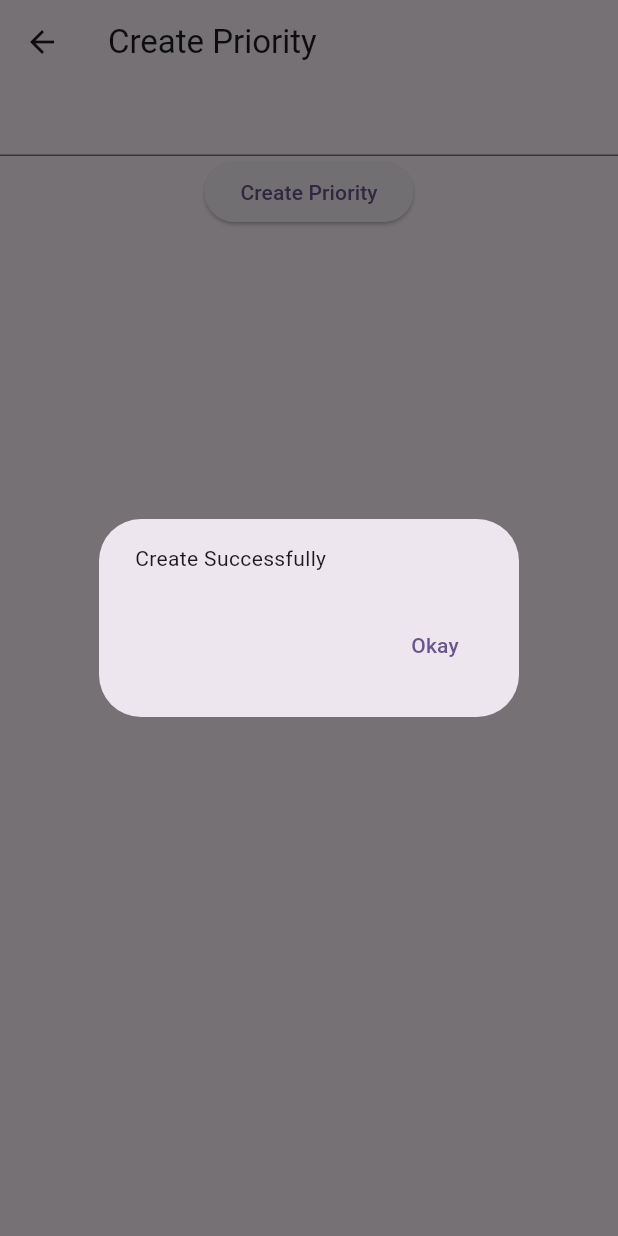
After one commit to AbRehman536/shehram_backend, a Flutter app: the CreatePriority screen opened directly, after a tap on "Create Priority", on a phone screen of 412 x 824 dp. The commit adds this screen. Run offline on Flutter 3.47's test engine with Material 3 defaults, Android fonts, the phone set to English and light mode, and no system bars; our stand-ins replace cloud_firestore, firebase_auth, firebase_core; accounts and stored records are empty.

Commit message:
Priority Task done

```diff
--- /dev/null
+++ b/lib/models/priority.dart
@@ -0,0 +1,29 @@
+// To parse this JSON data, do
+//
+//     final priorityTaskModel = priorityTaskModelFromJson(jsonString);
+
+import 'dart:convert';
+
+class PriorityTaskModel {
+  final String? docId;
+  final String? name;
+  final int? createdAt;
+
+  PriorityTaskModel({
+    this.docId,
+    this.name,
+    this.createdAt,
+  });
+
+  factory PriorityTaskModel.fromJson(Map<String, dynamic> json) => PriorityTaskModel(
+    docId: json["docID"],
+    name: json["name"],
+    createdAt: json["createdAt"],
+  );
+
+  Map<String, dynamic> toJson(String priorityID) => {
+    "docID": priorityID,
+    "name": name,
+    "createdAt": createdAt,
+  };
+}
--- a/lib/models/task.dart
+++ b/lib/models/task.dart
@@ -8,6 +8,7 @@ class TaskModel {
   final String? docId;
   final String? name;
   final String? description;
+  final String? priorityID;
   final bool? isCompleted;
   final int? createdAt;
 
@@ -16,6 +17,7 @@ class TaskModel {
     this.name,
     this.description,
     this.isCompleted,
+    this.priorityID,
     this.createdAt,
   });
 
@@ -23,6 +25,7 @@ class TaskModel {
     docId: json["docID"],
     name: json["name"],
     description: json["description"],
+    priorityID: json["priorityID"],
     isCompleted: json["isCompleted"],
     createdAt: json["createdAt"],
   );
@@ -31,6 +34,7 @@ class TaskModel {
     "docID": taskID,
     "name": name,
     "description": description,
+    "priorityID": priorityID,
     "isCompleted": isCompleted,
     "createdAt": createdAt,
   };
--- /dev/null
+++ b/lib/services/priority.dart
@@ -0,0 +1,51 @@
+import 'package:cloud_firestore/cloud_firestore.dart';
+import 'package:shehram_backend/models/priority.dart';
+
+class PriorityServices{
+  String priorityCollection = "PriorityCollection";
+  ///Create Priority
+  Future createPriority(PriorityTaskModel model)async{
+    DocumentReference documentReference = await FirebaseFirestore.instance
+        .collection(priorityCollection)
+        .doc();
+    return await FirebaseFirestore.instance
+        .collection(priorityCollection)
+        .doc(documentReference.id)
+        .set(model.toJson(documentReference.id));
+  }
+  ///Update Priority
+  Future updatePriority(PriorityTaskModel model)async{
+    return await FirebaseFirestore.instance
+        .collection(priorityCollection)
+        .doc(model.docId)
+        .update({"name" : model.name,});
+  }
+  ///Delete Priority
+  Future deletePriority(String priorityID)async{
+    return await FirebaseFirestore.instance
+        .collection(priorityCollection)
+        .doc(priorityID)
+        .delete();
+  }
+
+  ///get All Priority
+  Stream<List<PriorityTaskModel>> getAllPriority(){
+    return FirebaseFirestore.instance
+        .collection(priorityCollection)
+        .snapshots()
+        .map((priorityList)=> priorityList.docs
+        .map((priorityJson) => PriorityTaskModel.fromJson(priorityJson.data())).toList(),
+    );
+  }
+
+  ///get Priority
+  Future<List<PriorityTaskModel>> getPriority(){
+    return FirebaseFirestore.instance
+        .collection(priorityCollection)
+        .get()
+        .then((priorityList)=> priorityList.docs
+        .map((priorityJson) => PriorityTaskModel.fromJson(priorityJson.data())).toList(),
+    );
+  }
+
+}
--- /dev/null
+++ b/lib/views/create_priority.dart
@@ -0,0 +1,97 @@
+import 'package:flutter/material.dart';
+import 'package:shehram_backend/models/priority.dart';
+import 'package:shehram_backend/services/priority.dart';
+
+class CreatePriority extends StatefulWidget {
+  final PriorityTaskModel model;
+  final bool isUpdateMode;
+  const CreatePriority({super.key, required this.model, required this.isUpdateMode});
+
+  @override
+  State<CreatePriority> createState() => _CreatePriorityState();
+}
+
+class _CreatePriorityState extends State<CreatePriority> {
+  TextEditingController nameController = TextEditingController();
+  bool isLoading = false;
+  @override
+  void initState(){
+    if(widget.isUpdateMode == true)
+    nameController = TextEditingController(
+        text: widget.model.name.toString()
+    );
+  }
+  @override
+  Widget build(BuildContext context) {
+    return Scaffold(
+      appBar: AppBar(
+        title: Text(widget.isUpdateMode ? "Update Priority" : "Create Priority"),
+      ),
+      body: Column(
+        children: [
+          TextField(controller: nameController,),
+          isLoading ? Center(child: CircularProgressIndicator(),)
+              :ElevatedButton(onPressed: ()async{
+                try{
+                  isLoading = true;
+                  setState(() {});
+                  if(widget.isUpdateMode == true){
+                    await PriorityServices().updatePriority(
+                      PriorityTaskModel(
+                        docId: widget.model.docId.toString(),
+                        name: nameController.text,
+                        createdAt: DateTime.now().millisecondsSinceEpoch
+                      )
+                    ).then((val){
+                      isLoading = false;
+                      setState(() {});
+                      showDialog(context: context, builder: (BuildContext context) {
+                        return AlertDialog(
+                          content: Text("Update Successfully"),
+                          actions: [
+                            TextButton(onPressed: (){
+                              Navigator.pop(context);
+                              Navigator.pop(context);
+                            }, child: Text("Okay"))
+                          ],
+                        );
+                    });
+                  });
+                }else{
+                    await PriorityServices().createPriority(
+                        PriorityTaskModel(
+                            name: nameController.text,
+                            createdAt: DateTime.now().millisecondsSinceEpoch
+                        )
+                    ).then((val){
+                      isLoading = false;
+                      setState(() {});
+                      showDialog(context: context, builder: (BuildContext context) {
+                        return AlertDialog(
+                          content: Text("Create Successfully"),
+                          actions: [
+                            TextButton(onPressed: (){
+                              Navigator.pop(context);
+                              Navigator.pop(context);
+                            }, child: Text("Okay"))
+                          ],
+                        );
+                      });
+                    });
+                  }
+
+                }catch(e){
+                  isLoading = false;
+                  setState(() {});
+                  ScaffoldMessenger.of(context)
+                  .showSnackBar(SnackBar(content: Text(e.toString())));
+
+                }
+          }, child: Text(
+            widget.isUpdateMode ? "Update Priority" : "Create Priority"
+          ))
+        ],
+      ),
+    );
+  }
+}
--- a/lib/views/get_all_task.dart
+++ b/lib/views/get_all_task.dart
@@ -2,6 +2,7 @@ import 'package:flutter/material.dart';
 import 'package:provider/provider.dart';
 import 'package:shehram_backend/models/task.dart';
 import 'package:shehram_backend/services/task.dart';
+import 'package:shehram_backend/views/get_priority.dart';
 import 'package:shehram_backend/views/update_task.dart';
 
 class GetAllTask extends StatelessWidget {
@@ -12,6 +13,11 @@ class GetAllTask extends StatelessWidget {
     return Scaffold(
       appBar: AppBar(
         title: Text("Get All Task"),
+        actions: [
+          IconButton(onPressed: (){
+            Navigator.push(context, MaterialPageRoute(builder: (context)=> GetPriority()));
+          }, icon: Icon(Icons.category))
+        ],
       ),
       body: StreamProvider.value(
           value: TaskServices().getAllTask(),
--- a/lib/views/login.dart
+++ b/lib/views/login.dart
@@ -1,5 +1,6 @@
 import 'package:flutter/material.dart';
 import 'package:shehram_backend/services/auth.dart';
+import 'package:shehram_backend/views/get_all_task.dart';
 import 'package:shehram_backend/views/register_user.dart';
 import 'package:shehram_backend/views/reset_password.dart';
 
@@ -28,7 +29,7 @@ class _LoginState extends State<Login> {
                 email: emailController.text, password: passwordController.text)
                 .then((val){
                   if(val!.emailVerified == true){
-                    Navigator.pushNamed(context, "/home");
+                    Navigator.push(context, MaterialPageRoute(builder: (context)=> GetAllTask()));
                   }else{
                     showDialog(context: context, builder: (BuildContext context) {
                       return AlertDialog(
```
Also changed, not shown: lib/views/create_task.dart (+25 -0 lines), lib/views/get_priority.dart (added, +49 -0 lines).
